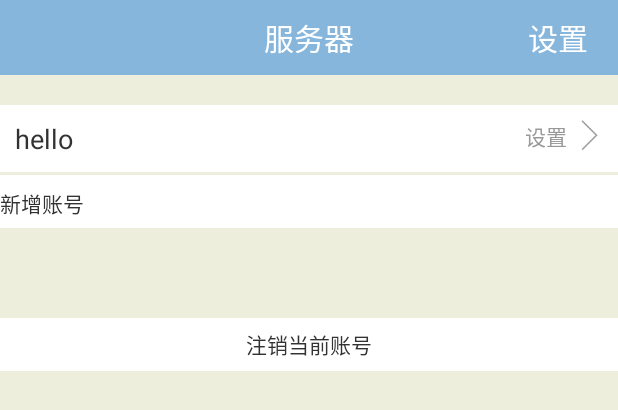
After one commit to wuxinbo/ftpfile, an Android app: the layout userinfo_layout.xml on its own in the app's theme, with its tools: preview values and no code run, on a phone screen of 412 x 824 dp. The commit adds this screen. Shown: the top 410 px of the screen. Run offline under Robolectric (Android 15) with nearby library versions, the phone set to English and light mode, and no system bars.

Commit message:
2015.3.27 完成退出应用程序功能

```diff
--- a/src/main/java/com/wu/ftpfile/UI/LevelItem.java
+++ b/src/main/java/com/wu/ftpfile/UI/LevelItem.java
@@ -1,6 +1,8 @@
 package com.wu.ftpfile.UI;
 
 import android.content.Context;
+import android.content.Intent;
+import android.graphics.Color;
 import android.util.AttributeSet;
 import android.view.LayoutInflater;
 import android.view.View;
@@ -11,6 +13,9 @@ import android.widget.TextView;
 import com.wu.ftpfile.R;
 import com.wu.ftpfile.model.SetItemmodel;
 
+import java.util.HashMap;
+import java.util.Map;
+
 /**
  * 设置界面的组合控件，用于显示设置条目。
  * Created by Administrator on 2014/12/14.
@@ -18,7 +23,12 @@ import com.wu.ftpfile.model.SetItemmodel;
 public class LevelItem extends LinearLayout implements View.OnClickListener {
     private TextView itemNameview;
     private TextView itemvalview;
-
+    private Context context;
+    private String [] array=null;
+    /**
+     * 存放activity名字。和对应的item。
+     */
+    private Map<String,String> activityMaps= new HashMap<String,String>();
     public LevelItem(Context context) {
         super(context);
     }
@@ -28,16 +38,26 @@ public class LevelItem extends LinearLayout implements View.OnClickListener {
         initwidgt(context);
     }
 
+    private void initMap(){
+        activityMaps.put(array[0],"LoginActivity");
+        activityMaps.put(array[1],"");
+        activityMaps.put(array[2],"");
+        activityMaps.put(array[3],"AboutActivity");
+    }
     /**
      * 初始化控件。
      *
      * @param context 上下文环境。
      */
     private void initwidgt(Context context) {
+        this.context=context;
         View view = LayoutInflater.from(context).inflate(R.layout.setlistview_layout, this);
+        array=context.getResources().getStringArray(R.array.setting);//得到设置界面的集合。
         itemNameview = (TextView) view.findViewById(R.id.SetText);
         itemvalview = (TextView) view.findViewById(R.id.value);
+        setBackgroundColor(Color.WHITE);//设置背景色为白色。
         setOnClickListener(this);
+        initMap();
     }
 
     /**
@@ -48,10 +68,21 @@ public class LevelItem extends LinearLayout implements View.OnClickListener {
         itemvalview.setText(model.getItemval());
     }
 
+    /**
+     * 点击事件根据用户点击的item进行跳转
+     * @param v
+     */
     @Override
     public void onClick(View v) {
-
-        System.out.println("click me");
+       TextView text= (TextView)v.findViewById(R.id.SetText);
+       Intent in= new Intent();
+       for (String str:array){
+            //比对Map中存放的数据和和用户点击的数据。符合规则进行跳转。
+            if (text.toString().equals(str)&&!activityMaps.get(str).equals("")){
+                //根据存放在数组Map的activity名，来决定跳转到对应的activity。
+                in.setClassName(context,activityMaps.get(str));
+                context.startActivity(in);
+            }
+       }
     }
-
 }
--- a/src/main/java/com/wu/ftpfile/activity/AboutActivity.java
+++ b/src/main/java/com/wu/ftpfile/activity/AboutActivity.java
@@ -1,6 +1,7 @@
 package com.wu.ftpfile.activity;
 
 import com.wu.ftpfile.R;
+import com.wu.ftpfile.utils.ExitApplication;
 
 import android.app.Activity;
 import android.os.Bundle;
@@ -11,7 +12,7 @@ public class AboutActivity extends Activity {
 	protected void onCreate(Bundle savedInstanceState) {
 		super.onCreate(savedInstanceState);
 		setContentView(R.layout.about_activity);
-
+        ExitApplication.getInstance().addToList(this); //将activity添加到集合中。
 	}
 
 }
--- /dev/null
+++ b/src/main/res/layout/userinfo_layout.xml
@@ -0,0 +1,35 @@
+<?xml version="1.0" encoding="utf-8"?>
+<LinearLayout xmlns:android="http://schemas.android.com/apk/res/android"
+    android:layout_width="match_parent"
+    android:layout_height="match_parent"
+    android:background="@color/activity_background"
+    android:orientation="vertical">
+    <include
+        layout="@layout/nav_bar"
+        android:id="@+id/user_navbar">
+
+    </include>
+    <com.wu.ftpfile.UI.LevelItem
+        android:id="@+id/userView"
+        android:layout_width="match_parent"
+        android:layout_height="wrap_content"
+        android:layout_marginTop="20dp">
+
+    </com.wu.ftpfile.UI.LevelItem>
+    <TextView
+        android:id="@+id/addUser"
+        android:layout_width="match_parent"
+        android:layout_height="35dp"
+        android:layout_marginTop="2dp"
+        android:background="@color/Edit_background"
+        android:text="@string/addUser"
+        android:paddingTop="8dp"/>
+    <TextView
+        android:layout_width="match_parent"
+        android:layout_height="35dp"
+        android:layout_marginTop="60dp"
+        android:background="@color/Edit_background"
+        android:text="@string/exit_current_User"
+        android:gravity="center"
+        />
+</LinearLayout>
--- a/src/main/res/values/strings.xml
+++ b/src/main/res/values/strings.xml
@@ -27,5 +27,8 @@
     <string name="cancel">取消</string>
     <!-- 关于界面 -->
     <string name="weibo_link">http://weibo.com/wuxincaiaaa</string>
-
+    <!-- 用户界面-->
+    <string name="addUser">新增账号</string>
+    <string name="exit_current_User">注销当前账号</string>
+    <string name="userInfo">用户信息</string>
 </resources>
```
Also changed, not shown: src/main/AndroidManifest.xml (+12 -7 lines), src/main/java/com/wu/ftp/Ftpclient.java (+13 -8 lines), src/main/java/com/wu/ftp/UserInfo.java (+12 -23 lines), src/main/java/com/wu/ftpfile/activity/FileInfoActivity.java (+6 -1 lines), src/main/java/com/wu/ftpfile/activity/LoginActivity.java (+14 -8 lines), src/main/java/com/wu/ftpfile/activity/MainActivity.java (+12 -8 lines), src/main/java/com/wu/ftpfile/activity/MyActivity.java (+0 -18 lines), src/main/java/com/wu/ftpfile/activity/SetActivity.java (+12 -11 lines), src/main/java/com/wu/ftpfile/activity/UserActivity.java (added, +40 -0 lines), src/main/java/com/wu/ftpfile/fragment/ServerInfoFragment.java (+7 -2 lines), src/main/java/com/wu/ftpfile/model/Constant.java (+12 -6 lines), src/main/java/com/wu/ftpfile/model/FileInfo.java (+5 -2 lines), src/main/java/com/wu/ftpfile/utils/DataBaseUtil.java (+99 -28 lines), src/main/java/com/wu/ftpfile/utils/ExitApplication.java (added, +50 -0 lines).
